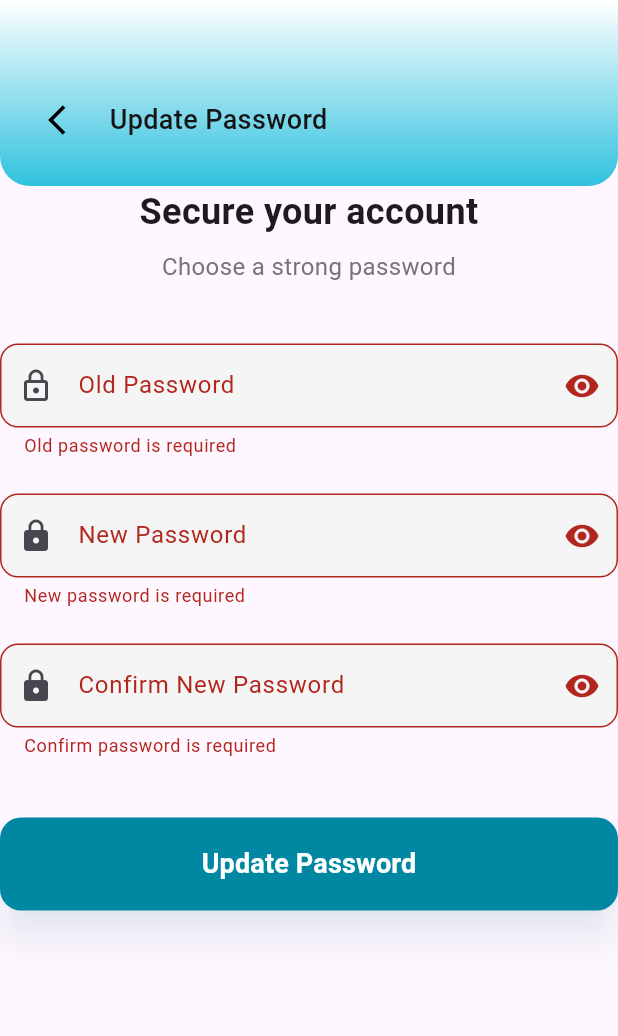
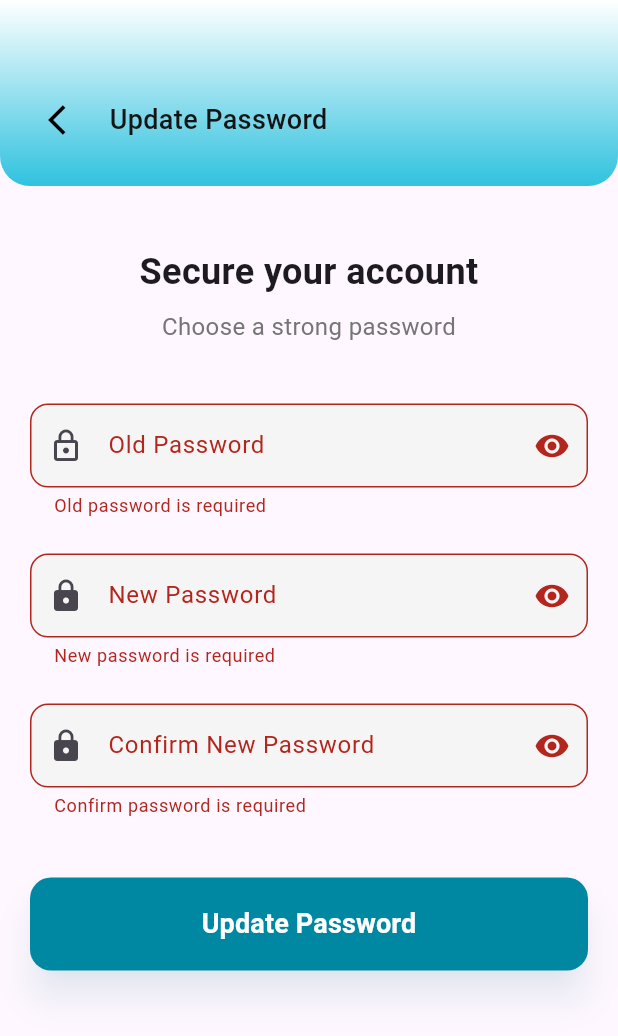
Before and after one commit to Dev-Ninjas-Backup/elad_giserman, a Flutter app: the UpdatePasswordScreen screen opened by its route, after a tap on "Update Password", on a phone screen of 412 x 824 dp. Shown: the top 1036 px of the screen. Run offline on Flutter 3.47's test engine with Material 3 defaults, Android fonts, the phone set to English and light mode, and no system bars; our stand-ins replace flutter_otp_text_field, flutter_screenutil, get, google_fonts, share_plus, shared_preferences; accounts and stored records are empty.

Commit message:
Update Password changes done.

```diff
--- a/lib/features/profile/update_password/controller/update_password_controller.dart
+++ b/lib/features/profile/update_password/controller/update_password_controller.dart
@@ -20,7 +20,7 @@ class UpdatePasswordController extends GetxController {
     if (value == null || value.isEmpty) {
       return 'New password is required';
     }
-    if (value.length < 8) {
+    if (value.length < 6) {
       return 'Password must be at least 8 characters long';
     }
     if (!RegExp(r'(?=.*?[A-Z])').hasMatch(value)) {
--- a/lib/features/profile/update_password/screen/update_password_screen.dart
+++ b/lib/features/profile/update_password/screen/update_password_screen.dart
@@ -26,9 +26,17 @@ class UpdatePasswordScreen extends StatelessWidget {
             crossAxisAlignment: CrossAxisAlignment.stretch,
             children: [
               CustomAppBar(lable: 'Update Password', back: '/profileScreen'),
+              SizedBox(height: 40),
+              Padding(
+                padding: const EdgeInsets.symmetric(horizontal: 20),
+                child: Column(
+                  children: [
                     Text(
                       'Secure your account',
-                style: TextStyle(fontSize: 24, fontWeight: FontWeight.bold),
+                      style: TextStyle(
+                        fontSize: 24,
+                        fontWeight: FontWeight.bold,
+                      ),
                       textAlign: TextAlign.center,
                     ),
                     SizedBox(height: 8),
@@ -40,7 +48,8 @@ class UpdatePasswordScreen extends StatelessWidget {
                     SizedBox(height: 40),
                     Obx(
                       () => TextFormField(
-                  onChanged: (value) => controller.oldPassword.value = value,
+                        onChanged: (value) =>
+                            controller.oldPassword.value = value,
                         obscureText: !controller.oldPasswordVisible.value,
                         decoration: InputDecoration(
                           labelText: 'Old Password',
@@ -58,7 +67,7 @@ class UpdatePasswordScreen extends StatelessWidget {
                             borderRadius: BorderRadius.circular(12),
                           ),
                           filled: true,
-                    fillColor: Colors.grey[100],
+                          fillColor: AppColors.textFieldFillColor,
                         ),
                         validator: controller.validateOldPassword,
                       ),
@@ -66,7 +75,8 @@ class UpdatePasswordScreen extends StatelessWidget {
                     SizedBox(height: 24),
                     Obx(
                       () => TextFormField(
-                  onChanged: (value) => controller.newPassword.value = value,
+                        onChanged: (value) =>
+                            controller.newPassword.value = value,
                         obscureText: !controller.newPasswordVisible.value,
                         decoration: InputDecoration(
                           labelText: 'New Password',
@@ -84,7 +94,7 @@ class UpdatePasswordScreen extends StatelessWidget {
                             borderRadius: BorderRadius.circular(12),
                           ),
                           filled: true,
-                    fillColor: Colors.grey[100],
+                          fillColor: AppColors.textFieldFillColor,
                         ),
                         validator: controller.validateNewPassword,
                       ),
@@ -105,13 +115,14 @@ class UpdatePasswordScreen extends StatelessWidget {
                                   ? Icons.visibility_off
                                   : Icons.visibility,
                             ),
-                      onPressed: controller.toggleConfirmPasswordVisibility,
+                            onPressed:
+                                controller.toggleConfirmPasswordVisibility,
                           ),
                           border: OutlineInputBorder(
                             borderRadius: BorderRadius.circular(12),
                           ),
                           filled: true,
-                    fillColor: Colors.grey[100],
+                          fillColor: AppColors.textFieldFillColor,
                         ),
                         validator: controller.validateConfirmPassword,
                       ),
@@ -130,6 +141,9 @@ class UpdatePasswordScreen extends StatelessWidget {
                   ],
                 ),
               ),
+            ],
+          ),
+        ),
       ),
     );
   }
```
Lines whose indentation alone changed are shown as unchanged.
